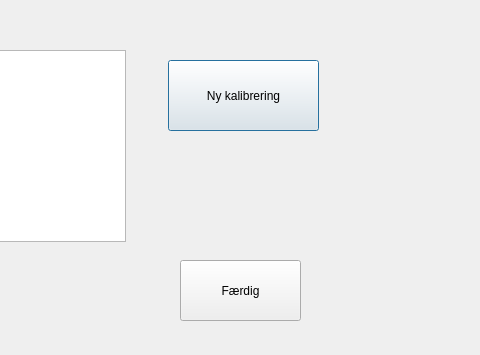
Above: Qt/KameraKalibrering/kalibrering.ui from fjederholdt/Afgangsprojekt before the change; both pictures show x 160 to 640 and y 0 to 355 of the 640 by 460 pixel window. Below: the same form after it.
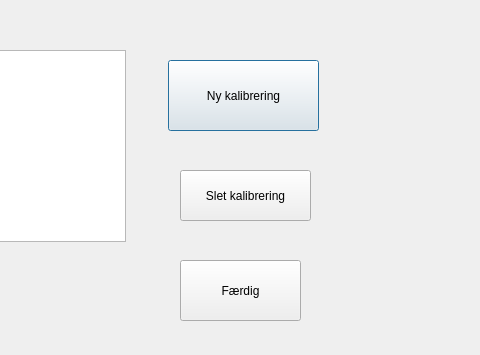
That is the form after the change.

Commit message: added slet kalibrering

```diff
--- a/Qt/KameraKalibrering/kalibrering.ui
+++ b/Qt/KameraKalibrering/kalibrering.ui
@@ -49,6 +49,19 @@
     <string>Færdig</string>
    </property>
   </widget>
+  <widget class="QPushButton" name="pushButton">
+   <property name="geometry">
+    <rect>
+     <x>340</x>
+     <y>170</y>
+     <width>131</width>
+     <height>51</height>
+    </rect>
+   </property>
+   <property name="text">
+    <string>Slet kalibrering</string>
+   </property>
+  </widget>
  </widget>
  <resources/>
  <connections/>
```
The commit also changes 21 other files.
